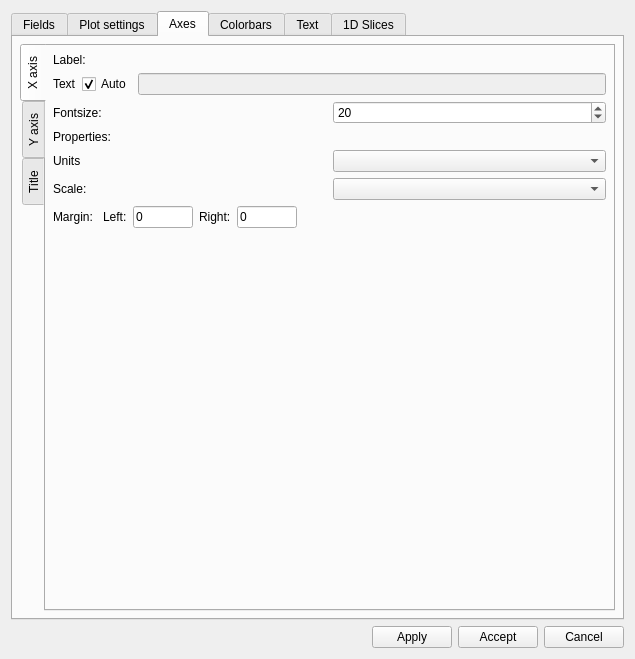
The window that VisualPIC/Views/EditPlotFieldWindow.ui (AngelFP/VisualPIC) describes before a commit, drawn with Qt 5.
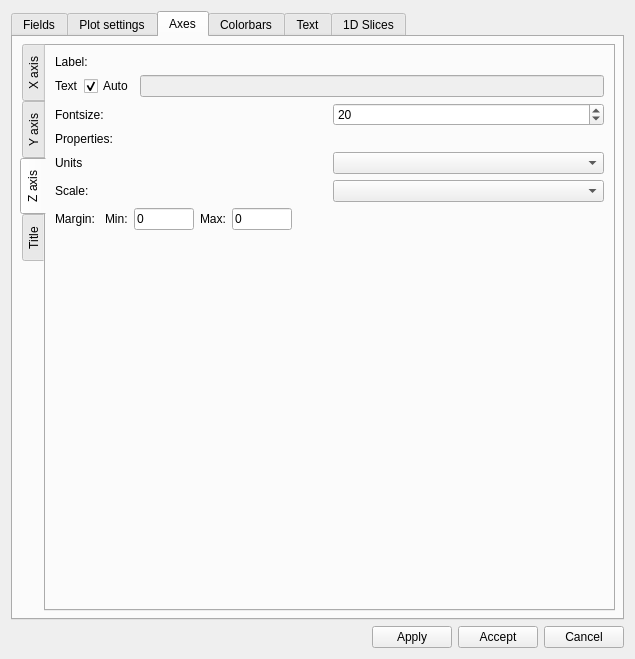
The same window after the commit. The open tabs and pages were chosen to show the change.

Commit message: Added UI and properties for Z axis.

```diff
--- a/VisualPIC/Views/EditPlotFieldWindow.ui
+++ b/VisualPIC/Views/EditPlotFieldWindow.ui
@@ -7,7 +7,7 @@
     <x>0</x>
     <y>0</y>
     <width>500</width>
-    <height>721</height>
+    <height>625</height>
    </rect>
   </property>
   <property name="sizePolicy">
@@ -965,7 +965,7 @@
           <enum>QTabWidget::West</enum>
          </property>
          <property name="currentIndex">
-          <number>0</number>
+          <number>2</number>
          </property>
          <widget class="QWidget" name="tab_3">
           <attribute name="title">
@@ -1087,7 +1087,7 @@
              <item>
               <widget class="QLabel" name="label_50">
                <property name="text">
-                <string>Left:</string>
+                <string>Min:</string>
                </property>
               </widget>
              </item>
@@ -1113,7 +1113,7 @@
              <item>
               <widget class="QLabel" name="label_51">
                <property name="text">
-                <string>Right:</string>
+                <string>Max:</string>
                </property>
               </widget>
              </item>
@@ -1365,6 +1365,193 @@
            </item>
           </layout>
          </widget>
+         <widget class="QWidget" name="tab_9">
+          <attribute name="title">
+           <string>Z axis</string>
+          </attribute>
+          <layout class="QVBoxLayout" name="verticalLayout_17">
+           <item>
+            <widget class="QLabel" name="label_65">
+             <property name="text">
+              <string>Label:</string>
+             </property>
+            </widget>
+           </item>
+           <item>
+            <layout class="QHBoxLayout" name="horizontalLayout_41">
+             <item>
+              <widget class="QLabel" name="label_66">
+               <property name="text">
+                <string>Text</string>
+               </property>
+              </widget>
+             </item>
+             <item>
+              <widget class="QCheckBox" name="zAutoLabel_checkBox">
+               <property name="text">
+                <string>Auto</string>
+               </property>
+               <property name="checked">
+                <bool>true</bool>
+               </property>
+              </widget>
+             </item>
+             <item>
+              <widget class="QLineEdit" name="zAutoLabel_lineEdit">
+               <property name="enabled">
+                <bool>false</bool>
+               </property>
+              </widget>
+             </item>
+            </layout>
+           </item>
+           <item>
+            <layout class="QHBoxLayout" name="horizontalLayout_28">
+             <item>
+              <widget class="QLabel" name="label_38">
+               <property name="text">
+                <string>Fontsize:</string>
+               </property>
+              </widget>
+             </item>
+             <item>
+              <widget class="QSpinBox" name="zFontSize_spinBox">
+               <property name="minimum">
+                <number>1</number>
+               </property>
+               <property name="value">
+                <number>20</number>
+               </property>
+              </widget>
+             </item>
+            </layout>
+           </item>
+           <item>
+            <widget class="QLabel" name="label_37">
+             <property name="text">
+              <string>Properties:</string>
+             </property>
+            </widget>
+           </item>
+           <item>
+            <layout class="QHBoxLayout" name="horizontalLayout_35">
+             <item>
+              <widget class="QLabel" name="label_42">
+               <property name="text">
+                <string>Units</string>
+               </property>
+              </widget>
+             </item>
+             <item>
+              <widget class="QComboBox" name="zUnits_comboBox"/>
+             </item>
+            </layout>
+           </item>
+           <item>
+            <layout class="QHBoxLayout" name="horizontalLayout_36">
+             <item>
+              <widget class="QLabel" name="label_64">
+               <property name="text">
+                <string>Scale:</string>
+               </property>
+              </widget>
+             </item>
+             <item>
+              <widget class="QComboBox" name="zScale_comboBox"/>
+             </item>
+            </layout>
+           </item>
+           <item>
+            <layout class="QHBoxLayout" name="horizontalLayout_49">
+             <item>
+              <widget class="QLabel" name="label_61">
+               <property name="text">
+                <string>Margin: </string>
+               </property>
+              </widget>
+             </item>
+             <item>
+              <widget class="QLabel" name="label_62">
+               <property name="text">
+                <string>Min:</string>
+               </property>
+              </widget>
+             </item>
+             <item>
+              <widget class="QLineEdit" name="lineEdit_5">
+               <property name="minimumSize">
+                <size>
+                 <width>60</width>
+                 <height>0</height>
+                </size>
+               </property>
+               <property name="maximumSize">
+                <size>
+                 <width>60</width>
+                 <height>16777215</height>
+                </size>
+               </property>
+               <property name="text">
+                <string>0</string>
+               </property>
+              </widget>
+             </item>
+             <item>
+              <widget class="QLabel" name="label_63">
+               <property name="text">
+                <string>Max:</string>
+               </property>
+              </widget>
+             </item>
+             <item>
+              <widget class="QLineEdit" name="lineEdit_6">
+               <property name="minimumSize">
+                <size>
+                 <width>60</width>
+                 <height>0</height>
+                </size>
+               </property>
+               <property name="maximumSize">
+                <size>
+                 <width>60</width>
+                 <height>16777215</height>
+                </size>
+               </property>
+               <property name="text">
+                <string>0</string>
+               </property>
+              </widget>
+             </item>
+             <item>
+              <spacer name="horizontalSpacer_9">
+               <property name="orientation">
+                <enum>Qt::Horizontal</enum>
+               </property>
+               <property name="sizeHint" stdset="0">
+                <size>
+                 <width>40</width>
+                 <height>20</height>
+                </size>
+               </property>
+              </spacer>
+             </item>
+            </layout>
+           </item>
+           <item>
+            <spacer name="verticalSpacer_7">
+             <property name="orientation">
+              <enum>Qt::Vertical</enum>
+             </property>
+             <property name="sizeHint" stdset="0">
+              <size>
+               <width>20</width>
+               <height>40</height>
+              </size>
+             </property>
+            </spacer>
+           </item>
+          </layout>
+         </widget>
          <widget class="QWidget" name="tab_7">
           <attribute name="title">
            <string>Title</string>
```
Left out of the diff: 6 changed lines with no effect on the pictures. The commit also changes 1 other file.
